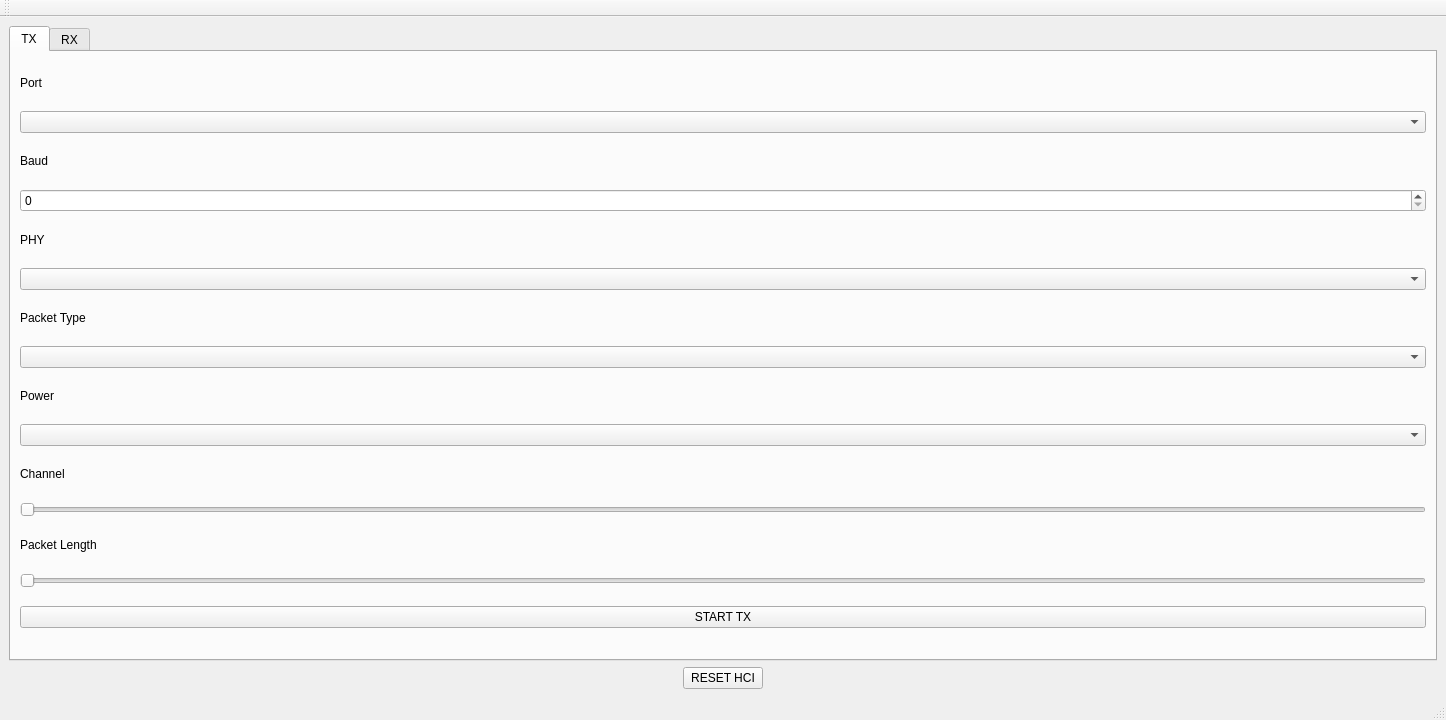
Qt form src/dtm/src/dtm_tool.ui (Analog-Devices-MSDK/MAX-BLE-Toolkit) before a commit.
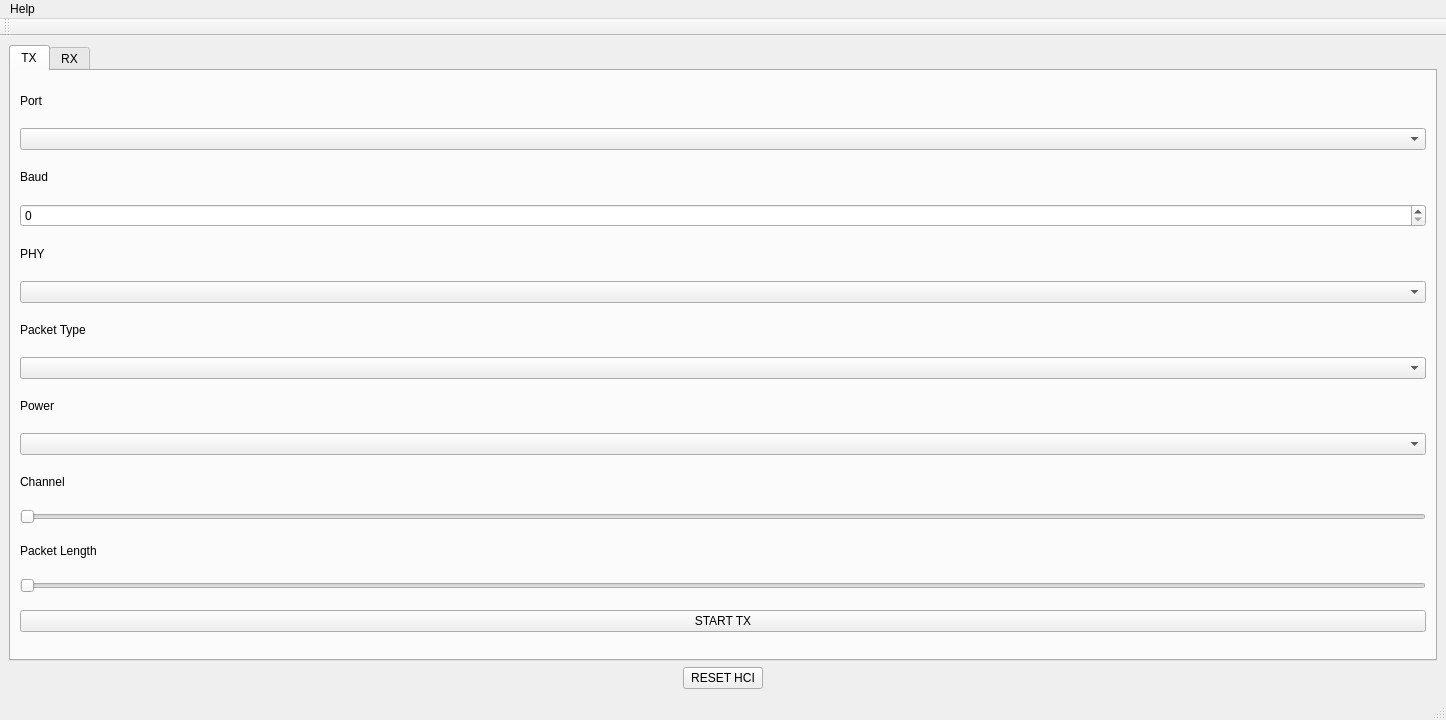
The same form after that commit.

```diff
--- a/src/dtm/src/dtm_tool.ui
+++ b/src/dtm/src/dtm_tool.ui
@@ -364,6 +364,14 @@
      <height>22</height>
     </rect>
    </property>
+   <widget class="QMenu" name="menuHelp">
+    <property name="title">
+     <string>Help</string>
+    </property>
+    <addaction name="action_about"/>
+    <addaction name="action_report_issue"/>
+   </widget>
+   <addaction name="menuHelp"/>
   </widget>
   <widget class="QStatusBar" name="statusbar"/>
   <widget class="QToolBar" name="toolBar">
```
Left out of the diff: 15 changed lines with no effect on the pictures.
